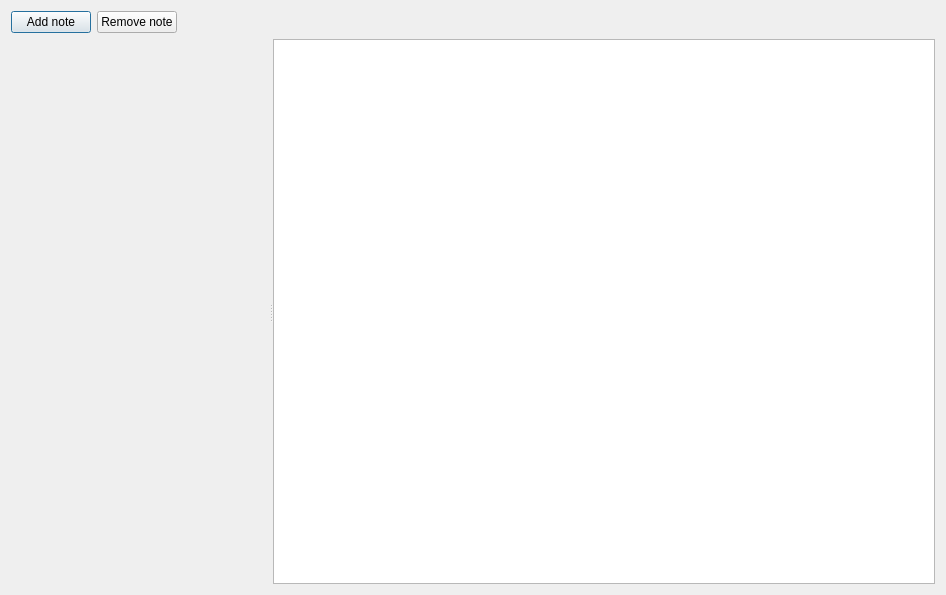
itRoy-pentest/smart_notes, file src/note/note.ui: the form before one commit.
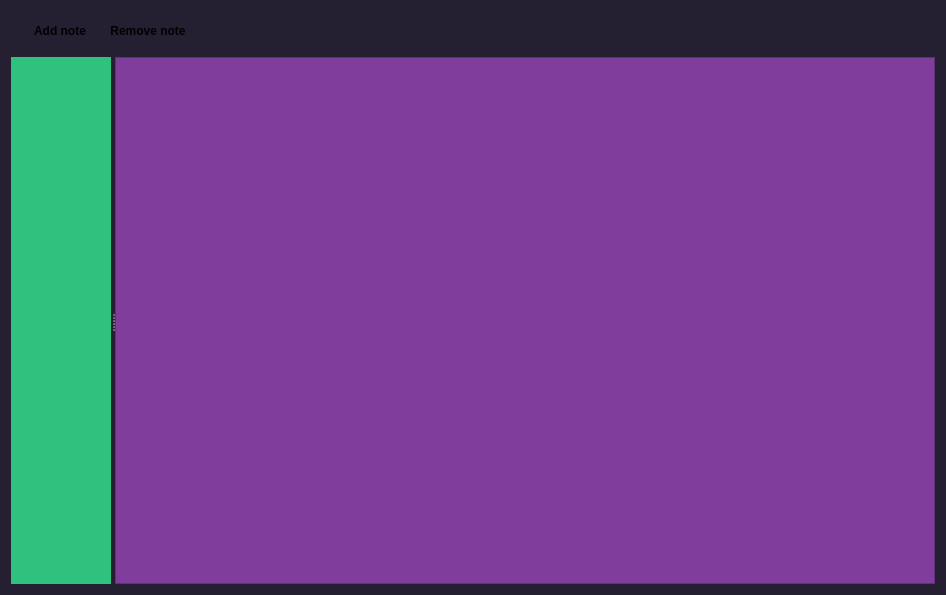
The form after the commit. Icons and pictures are not drawn. Custom widgets are drawn as their Qt base class.

```diff
--- a/src/note/note.ui
+++ b/src/note/note.ui
@@ -13,21 +13,77 @@
   <property name="windowTitle">
    <string>Dialog</string>
   </property>
+  <property name="styleSheet">
+   <string notr="true">QWidget
+{
+	background-color: rgb(36, 31, 49);
+}
+</string>
+  </property>
   <layout class="QVBoxLayout" name="verticalLayout" stretch="0,1">
    <item>
+    <widget class="QWidget" name="PanelNotes" native="true">
+     <property name="styleSheet">
+      <string notr="true">QWidget
+{
+	background-color: rgb(36, 31, 49);
+}</string>
+     </property>
     <layout class="QHBoxLayout" name="horizontalLayout">
      <item>
       <widget class="QPushButton" name="AddNote">
+        <property name="font">
+         <font>
+          <bold>true</bold>
+         </font>
+        </property>
+        <property name="styleSheet">
+         <string notr="true">QWidget
+{
+	background-color: rgb(246, 211, 45);
+}</string>
+        </property>
        <property name="text">
         <string>Add note</string>
        </property>
+        <property name="icon">
+         <iconset>
+          <normaloff>../../image/icons-notes-128.png</normaloff>../../image/icons-notes-128.png</iconset>
+        </property>
+        <property name="iconSize">
+         <size>
+          <width>30</width>
+          <height>30</height>
+         </size>
+        </property>
+        <property name="flat">
+         <bool>true</bool>
+        </property>
       </widget>
      </item>
      <item>
       <widget class="QPushButton" name="RemoveNote">
+        <property name="font">
+         <font>
+          <bold>true</bold>
+         </font>
+        </property>
        <property name="text">
         <string>Remove note</string>
        </property>
+        <property name="icon">
+         <iconset>
+          <normaloff>../../image/icons-trash-120.png</normaloff>../../image/icons-trash-120.png</iconset>
+        </property>
+        <property name="iconSize">
+         <size>
+          <width>30</width>
+          <height>30</height>
+         </size>
+        </property>
+        <property name="flat">
+         <bool>true</bool>
+        </property>
       </widget>
      </item>
      <item>
@@ -44,6 +100,7 @@
       </spacer>
      </item>
     </layout>
+    </widget>
    </item>
    <item>
     <widget class="QSplitter" name="splitter">
@@ -53,14 +110,40 @@
        <verstretch>0</verstretch>
       </sizepolicy>
      </property>
+     <property name="minimumSize">
+      <size>
+       <width>0</width>
+       <height>0</height>
+      </size>
+     </property>
      <property name="orientation">
       <enum>Qt::Horizontal</enum>
      </property>
      <property name="childrenCollapsible">
       <bool>false</bool>
      </property>
-     <widget class="NoteListWidget" name="noteListWidget" native="true"/>
-     <widget class="QTextEdit" name="textEdit"/>
+     <widget class="NoteListWidget" name="noteListWidget" native="true">
+      <property name="styleSheet">
+       <string notr="true">QWidget
+{
+	background-color: rgb(46, 194, 126);
+}</string>
+      </property>
+     </widget>
+     <widget class="QTextEdit" name="textEdit">
+      <property name="sizePolicy">
+       <sizepolicy hsizetype="Expanding" vsizetype="Expanding">
+        <horstretch>2</horstretch>
+        <verstretch>0</verstretch>
+       </sizepolicy>
+      </property>
+      <property name="styleSheet">
+       <string notr="true">QWidget
+{
+	background-color: rgb(129, 61, 156);
+}</string>
+      </property>
+     </widget>
     </widget>
    </item>
   </layout>
```
Lines whose indentation alone changed are shown as unchanged.
